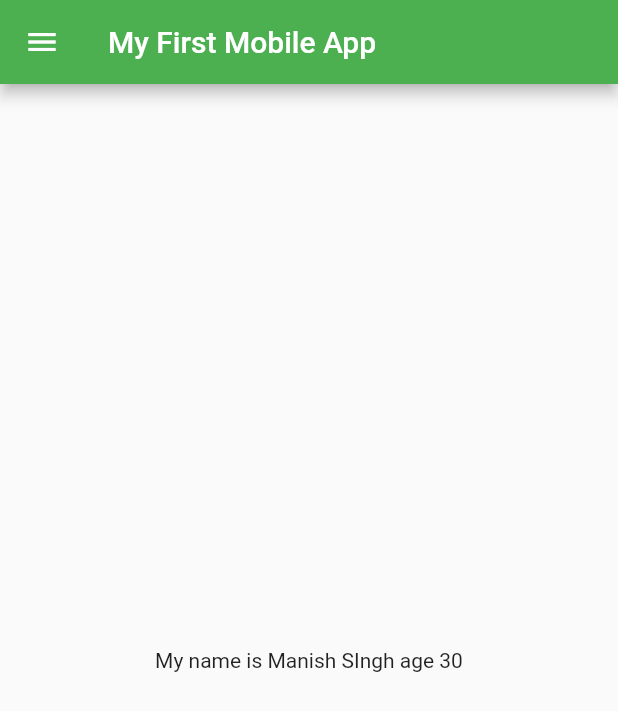
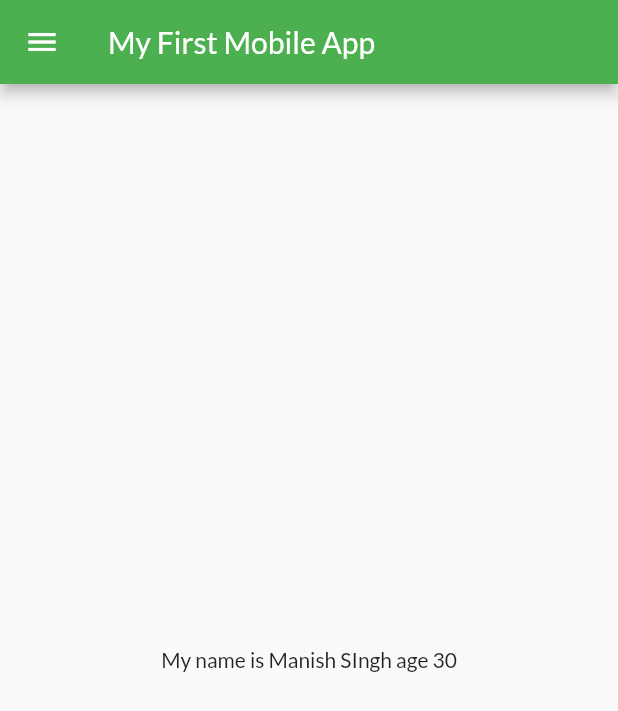
Before and after one commit to Manish-arch823/flutter, a Flutter app: the screen it shows after launch, on a phone screen of 412 x 824 dp. Shown: the top 711 px of the screen. Run offline on Flutter 3.47's test engine with Material 2 defaults, Android fonts, the phone set to English and light mode, and no system bars; our stand-ins replace google_fonts, matcher; missing offline and left inert: dart:html.

Commit message:
day4 completed

```diff
--- a/lib/main.dart
+++ b/lib/main.dart
@@ -1,6 +1,7 @@
 import 'package:flutter/material.dart';
 import 'package:flutter_application_1/pages/home_page.dart';
 import 'package:flutter_application_1/pages/login_page.dart';
+import 'package:google_fonts/google_fonts.dart';
 
 void main() {
   runApp(MyApp());
@@ -21,12 +22,15 @@ class MyApp extends StatelessWidget {
     return MaterialApp(
       // home: HomePage(),
       themeMode: ThemeMode.light,
-      theme: ThemeData(primarySwatch: Colors.green),
+      theme: ThemeData(
+          primarySwatch: Colors.green,
+          // primaryTextTheme: GoogleFonts.latoTextTheme(),
+          fontFamily: GoogleFonts.lato().fontFamily),
       darkTheme: ThemeData(brightness: Brightness.dark),
       initialRoute: "/home",
       routes: {
         "/": (context) => LoginPage(),
-        "/Login": (context) => LoginPage(),
+        "/login": (context) => LoginPage(),
         "/home": (context) => HomePage(),
       },
     );
--- a/pubspec.yaml
+++ b/pubspec.yaml
@@ -31,9 +31,11 @@ dependencies:
     sdk: flutter
 
 
+
   # The following adds the Cupertino Icons font to your application.
   # Use with the CupertinoIcons class for iOS style icons.
   cupertino_icons: ^1.0.2
+  google_fonts: ^2.3.1
 
 dev_dependencies:
   flutter_test:
@@ -58,8 +60,8 @@ flutter:
   uses-material-design: true
 
   # To add assets to your application, add an assets section, like this:
-  # assets:
-  #   - images/a_dot_burr.jpeg
+  assets:
+    - assets/images/
   #   - images/a_dot_ham.jpeg
 
   # An image asset can refer to one or more resolution-specific "variants", see
```
Also changed, not shown: lib/pages/login_page.dart (+61 -7 lines), assets/images/login_image.png (added), pubspec.lock.
